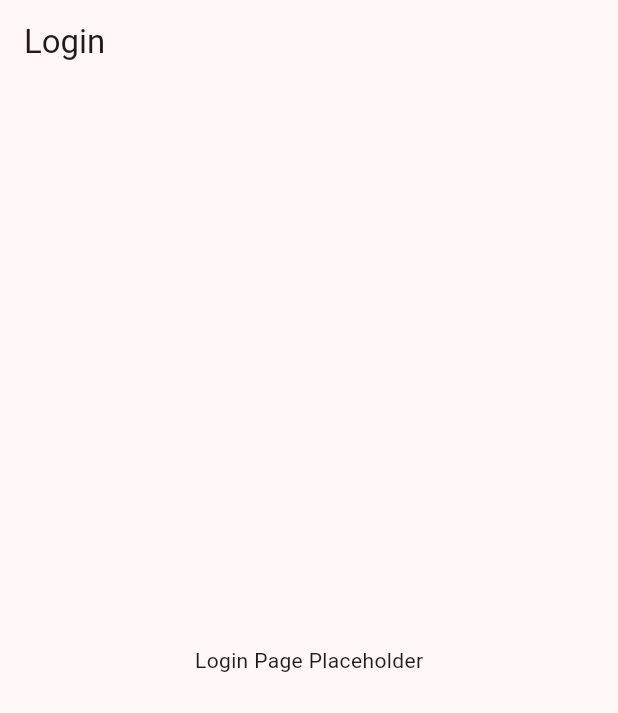
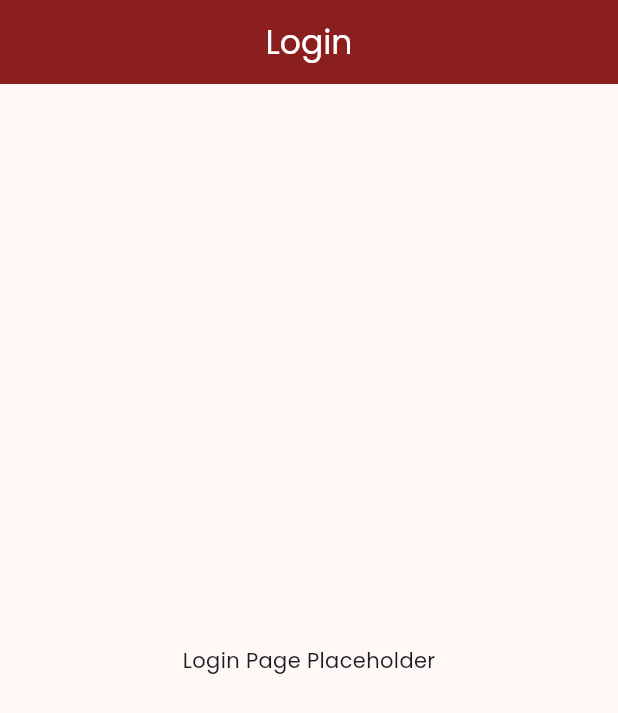
Before and after one commit to iqbalurrofiq/Lentera2, a Flutter app: the screen it shows after launch, on a phone screen of 412 x 824 dp. Shown: the top 713 px of the screen. Run offline on Flutter 3.47's test engine with Material 3 defaults, Android fonts, the phone set to English and light mode, and no system bars; our stand-ins replace google_fonts.

Commit message:
Setup global theme Lentera LMS

```diff
--- a/lentera/lib/main.dart
+++ b/lentera/lib/main.dart
@@ -1,4 +1,5 @@
 import 'package:flutter/material.dart';
+import 'package:google_fonts/google_fonts.dart';
 import 'pages/home_page.dart';
 import 'pages/login_page.dart';
 import 'theme/colors.dart';
@@ -21,6 +22,18 @@ class LenteraApp extends StatelessWidget {
           secondary: AppColors.secondary,
         ),
         useMaterial3: true,
+        textTheme: GoogleFonts.poppinsTextTheme(),
+        appBarTheme: const AppBarTheme(
+          backgroundColor: AppColors.primary,
+          foregroundColor: Colors.white,
+          centerTitle: true,
+        ),
+        bottomNavigationBarTheme: const BottomNavigationBarThemeData(
+          selectedItemColor: AppColors.primary,
+          unselectedItemColor: Colors.grey,
+          showUnselectedLabels: true,
+          type: BottomNavigationBarType.fixed,
+        ),
       ),
       initialRoute: '/',
       routes: {
--- a/lentera/lib/theme/colors.dart
+++ b/lentera/lib/theme/colors.dart
@@ -1,8 +1,8 @@
 import 'package:flutter/material.dart';
 
 class AppColors {
-  static const Color primary = Color(0xFF800000); // Maroon
-  static const Color secondary = Color(0xFFB71C1C);
+  static const Color primary = Color(0xFF8B1E1E); // Maroon
+  static const Color secondary = Colors.white; // White
   static const Color background = Color(0xFFF5F5F5);
   static const Color textPrimary = Color(0xFF212121);
   static const Color textSecondary = Color(0xFF757575);
--- a/lentera/pubspec.yaml
+++ b/lentera/pubspec.yaml
@@ -34,6 +34,7 @@ dependencies:
   # The following adds the Cupertino Icons font to your application.
   # Use with the CupertinoIcons class for iOS style icons.
   cupertino_icons: ^1.0.8
+  google_fonts: ^6.3.3
 
 dev_dependencies:
   flutter_test:
```
Also changed, not shown: lentera/pubspec.lock, 1 other file.
